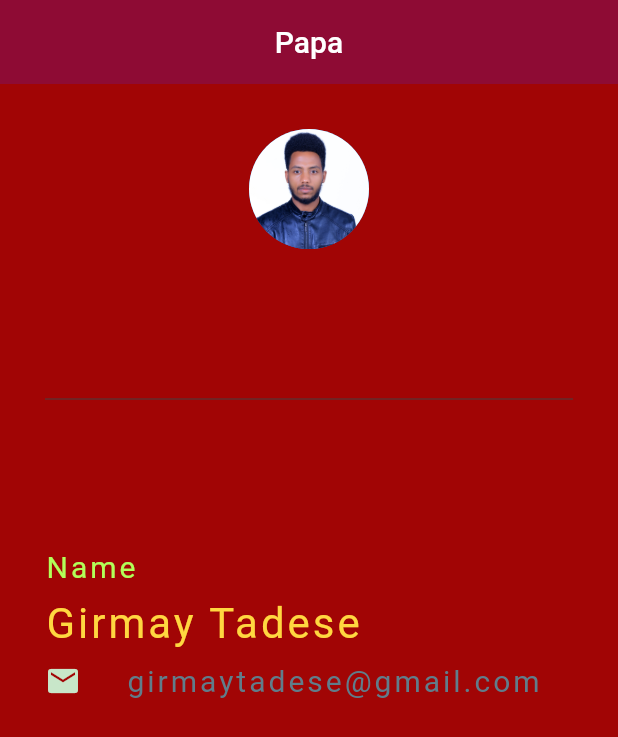
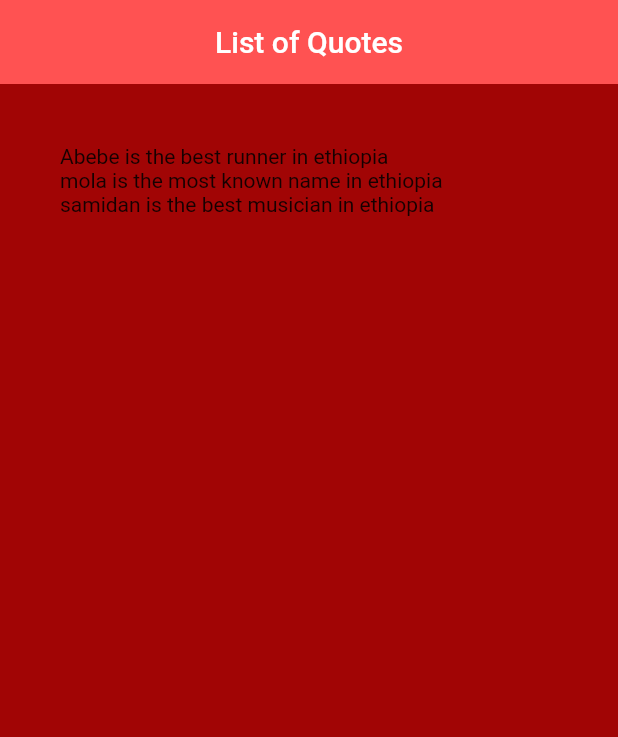
Before and after one commit to PopGirma1/Flutter, a Flutter app: the screen it shows after launch, on a phone screen of 412 x 824 dp. Shown: the top 737 px of the screen. Run offline on Flutter 3.47's test engine with Material 2 defaults, Android fonts, the phone set to English and light mode, and no system bars.

Commit message:
sample list

```diff
--- a/lib/main.dart
+++ b/lib/main.dart
@@ -2,72 +2,33 @@ import 'package:flutter/material.dart';
 
 void main() => runApp(const MaterialApp(
       debugShowCheckedModeBanner: false,
-      home: MyApp(),
+      home: ListExample(),
     ));
 
-class MyApp extends StatelessWidget {
-  const MyApp({Key? key}) : super(key: key);
+class ListExample extends StatefulWidget {
+  const ListExample({Key? key}) : super(key: key);
+
+  @override
+  State<ListExample> createState() => _ListExampleState();
+}
+
+class _ListExampleState extends State<ListExample> {
+  List<String> quotes= ['Abebe is the best runner in ethiopia', 'mola is the most known name in ethiopia', 'samidan is the best musician in ethiopia'];
   @override
   Widget build(BuildContext context) {
     return Scaffold(
       backgroundColor: const Color(0xFFA10505),
       appBar: AppBar(
-        title: const Text("Papa"),
+        title: const Text("List of Quotes"),
         centerTitle: true,
         elevation: 0.0,
-        backgroundColor: const Color(0xFF8E0B34),
+        backgroundColor: Colors.redAccent,
       ),
       body: Padding(
-        padding: const EdgeInsets.all(30.0),
+        padding: const EdgeInsets.all(40.0),
         child: Column(
-          crossAxisAlignment: CrossAxisAlignment.start,
-          children: <Widget>[
-            const Center(
-              child: CircleAvatar(
-                backgroundImage: AssetImage('assets/pap.jpg'),
-                radius: 40,
-              ),
-            ),
-            Divider(
-              height: 200,
-              color: Colors.grey[800],
-            ),
-            Text(
-              "Name",
-              style: TextStyle(
-                letterSpacing: 2,
-                color: Colors.accents[10],
-                fontSize: 20,
-              ),
-            ),
-            const SizedBox(height: 10.0),
-            Text(
-              "Girmay Tadese",
-              style: TextStyle(
-                letterSpacing: 2,
-                color: Colors.amberAccent[200],
-                fontSize: 28,
-              ),
-            ),
-            const SizedBox(height: 10.0),
-            Row(
-              children: <Widget>[
-                Icon(
-                  Icons.email,
-                  color: Colors.green[100],
-                ),
-                const SizedBox(width: 30),
-                const Text(
-                  "girmaytadese@gmail.com",
-                  style: TextStyle(
-                    letterSpacing: 2,
-                    color: Colors.blueGrey,
-                    fontSize: 20,
-                  ),
-                ),
-              ],
-            ),
-          ],
+          crossAxisAlignment: CrossAxisAlignment.stretch,
+          children:quotes.map((quotes) => Text(quotes)).toList(),
         ),
       ),
     );
```
